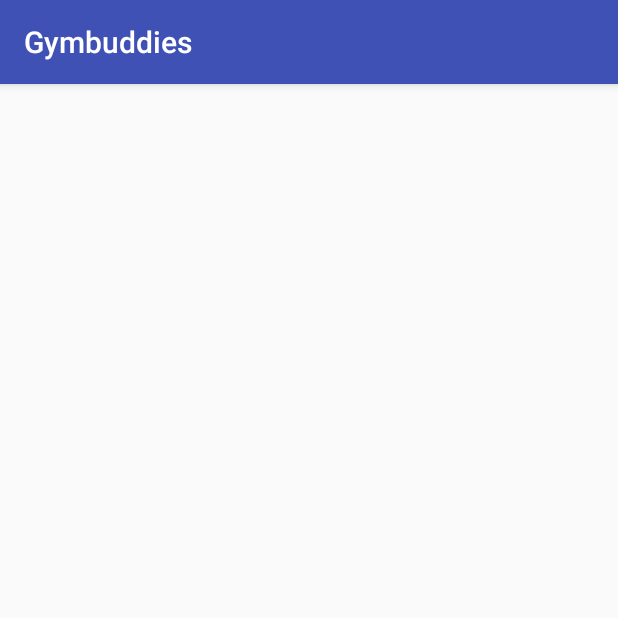
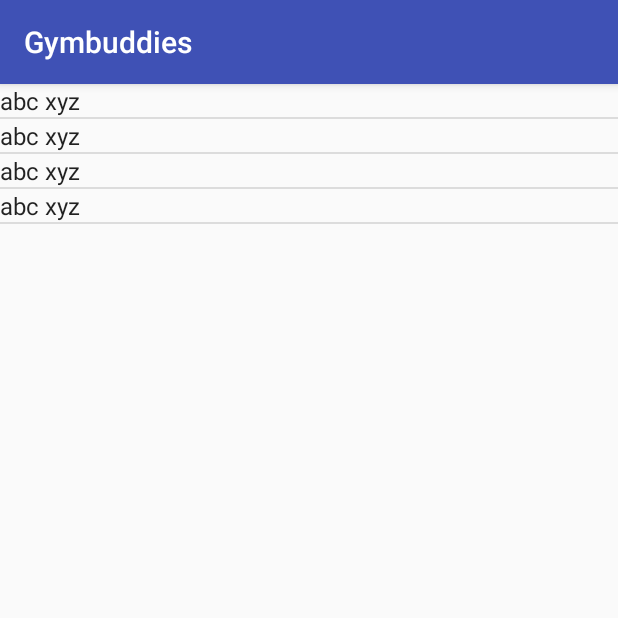
Before and after one commit to AddySridhar95/GymBuddiesAndroid, an Android app: the screen it shows after launch (MainActivity before the commit, CommunitiesActivity after it), after a tap on "LOGIN", on a phone screen of 412 x 824 dp, the top half of it. Run offline under Robolectric (Android 15) with nearby library versions, the phone set to English and light mode, and no system bars.

Commit message:
worked on communities

```diff
--- a/app/src/main/AndroidManifest.xml
+++ b/app/src/main/AndroidManifest.xml
@@ -18,6 +18,7 @@
                 <category android:name="android.intent.category.LAUNCHER" />
             </intent-filter>
         </activity>
+        <activity android:name=".CommunitiesActivity"></activity>
     </application>
 
 </manifest>
--- /dev/null
+++ b/app/src/main/java/com/ab/store/gymbuddies/gymbuddies/CommunitiesActivity.java
@@ -0,0 +1,68 @@
+package com.ab.store.gymbuddies.gymbuddies;
+
+import android.content.Context;
+import android.support.v7.app.AppCompatActivity;
+import android.os.Bundle;
+import android.view.LayoutInflater;
+import android.view.View;
+import android.view.ViewGroup;
+import android.widget.ArrayAdapter;
+import android.widget.ListView;
+import android.widget.TextView;
+
+import java.util.ArrayList;
+import java.util.Arrays;
+
+public class CommunitiesActivity extends AppCompatActivity {
+
+    @Override
+    protected void onCreate(Bundle savedInstanceState) {
+        super.onCreate(savedInstanceState);
+        setContentView(R.layout.activity_communities);
+
+        ListView communitiesListView = (ListView) findViewById(R.id.communities_list);
+        final ArrayList<User> users = new ArrayList<User>();
+
+        users.add(new User(1, "abc", "xyz", 23, "become fit"));
+        users.add(new User(1, "abc", "xyz", 23, "become fit"));
+        users.add(new User(1, "abc", "xyz", 23, "become fit"));
+        users.add(new User(1, "abc", "xyz", 23, "become fit"));
+
+
+        ArrayAdapter<User> itemsAdapter = new ArrayAdapter<User>(this, R.layout.communities_list_item, users) {
+            @Override
+            public View getView(int position, View convertView, ViewGroup parent) {
+
+                // assign the view we are converting to a local variable
+                View v = convertView;
+
+                // first check to see if the view is null. if so, we have to inflate it.
+                // to inflate it basically means to render, or show, the view.
+                if (v == null) {
+                    LayoutInflater inflater = (LayoutInflater) getContext().getSystemService(Context.LAYOUT_INFLATER_SERVICE);
+                    v = inflater.inflate(R.layout.communities_list_item, null);
+                }
+
+                TextView name = (TextView) v.findViewById(R.id.list_name);
+                name.setText(users.get(position).firstName + " " + users.get(position).lastName);
+                return v;
+            }
+
+        };
+
+
+
+
+
+
+
+
+
+
+
+
+        ListView listView = (ListView) findViewById(R.id.communities_list);
+        listView.setAdapter(itemsAdapter);
+
+    }
+}
--- a/app/src/main/java/com/ab/store/gymbuddies/gymbuddies/MainActivity.java
+++ b/app/src/main/java/com/ab/store/gymbuddies/gymbuddies/MainActivity.java
@@ -1,5 +1,6 @@
 package com.ab.store.gymbuddies.gymbuddies;
 
+import android.content.Intent;
 import android.os.Bundle;
 import android.support.design.widget.FloatingActionButton;
 import android.support.design.widget.Snackbar;
@@ -11,20 +12,30 @@ import android.view.Menu;
 import android.view.MenuItem;
 import android.widget.Button;
 import android.widget.LinearLayout;
+import android.widget.TextView;
+import android.widget.EditText;
 
 public class MainActivity extends AppCompatActivity {
 
-    void removeLoginPageElements() {
-        LinearLayout loginLayout = (LinearLayout) findViewById(R.id.login_page);
-        if (loginLayout != null) { loginLayout.setVisibility(View.GONE); }
+    Button _loginbtn;
+    TextView _signupLink;
+    EditText _emailText;
+    EditText _passwordText;
 
+
+    void fireCommunitiesActivity() {
+        Intent intent = new Intent(this, CommunitiesActivity.class);
+        startActivity(intent);
     }
 
     View.OnClickListener btnClickListener = new View.OnClickListener() {
         public void onClick(View v) {
             Log.d("MainActivity", "button clicked");
-            removeLoginPageElements();
-            // TODO: When button is clicked, remove contents of login view and add list adapter
+            boolean isValid = true;// validate();
+
+            if (isValid) {
+                fireCommunitiesActivity();
+            }
         }
     };
 
@@ -35,9 +46,51 @@ public class MainActivity extends AppCompatActivity {
         Toolbar toolbar = (Toolbar) findViewById(R.id.toolbar);
         setSupportActionBar(toolbar);
 
-        Button btn = (Button) findViewById(R.id.login_btn);
-        if (btn != null) {
-            btn.setOnClickListener(btnClickListener);
+        _loginbtn = (Button) findViewById(R.id.login_btn);
+        _signupLink = (TextView)findViewById(R.id.link_signup);
+        _emailText = (EditText) findViewById(R.id.input_email);
+        _passwordText = (EditText) findViewById(R.id.input_password);
+
+        if (_loginbtn != null) {
+            _loginbtn.setOnClickListener(btnClickListener);
         }
+
+        _signupLink.setOnClickListener(new View.OnClickListener() {
+
+            @Override
+            public void onClick(View v) {
+                /*
+                Intent intent = new Intent(getApplicationContext(), SignupActivity.class);
+                startActivityForResult(intent, REQUEST_SIGNUP);
+                finish();
+                overridePendingTransition(R.anim.push_left_in, R.anim.push_left_out);
+                */
+            }
+        });
     }
+
+
+    public boolean validate() {
+        boolean valid = true;
+
+        String email = _emailText.getText().toString();
+        String password = _passwordText.getText().toString();
+
+        if (email.isEmpty() || !android.util.Patterns.EMAIL_ADDRESS.matcher(email).matches()) {
+            _emailText.setError("Please enter a valid email address");
+            valid = false;
+        } else {
+            _emailText.setError(null);
+        }
+
+        if (password.isEmpty() || password.length() < 4 || password.length() > 10) {
+            _passwordText.setError("Please enter a valid password");
+            valid = false;
+        } else {
+            _passwordText.setError(null);
+        }
+
+        return valid;
+    }
+
 }
--- /dev/null
+++ b/app/src/main/java/com/ab/store/gymbuddies/gymbuddies/User.java
@@ -0,0 +1,21 @@
+package com.ab.store.gymbuddies.gymbuddies;
+
+/**
+ * Created by sherloose (goose) on 2016-10-15.
+ */
+
+public class User {
+    int id;
+    String firstName;
+    String lastName;
+    int age;
+    String goals;
+
+    User(int i, String f, String l, int a, String g) {
+        id = i;
+        firstName = f;
+        lastName = l;
+        age = a;
+        goals = g;
+    }
+}
--- /dev/null
+++ b/app/src/main/res/layout/activity_communities.xml
@@ -0,0 +1,15 @@
+<?xml version="1.0" encoding="utf-8"?>
+<LinearLayout
+    xmlns:android="http://schemas.android.com/apk/res/android"
+    android:orientation="vertical"
+    android:layout_width="match_parent"
+    android:layout_height="match_parent">
+
+    <ListView
+        android:id="@+id/communities_list"
+        android:layout_width="match_parent"
+        android:layout_height="match_parent">
+
+    </ListView>
+
+</LinearLayout>
--- a/app/src/main/res/layout/communities.xml
+++ b/app/src/main/res/layout/communities_list_item.xml
@@ -3,8 +3,9 @@
     android:orientation="vertical" android:layout_width="match_parent"
     android:layout_height="match_parent">
     <TextView
-        android:paddingTop="70dp"
-        android:layout_width="match_parent"
-        android:layout_height="match_parent"
-        android:text="abc"/>
+        android:id="@+id/list_name"
+        android:layout_width="wrap_content"
+        android:layout_height="wrap_content"
+        android:textAppearance="?android:attr/textAppearanceListItemSmall"
+        />
 </LinearLayout>
```
